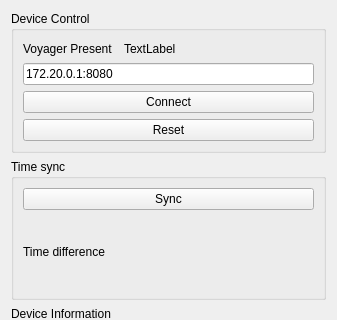
Old version of the form Debugger/Components/Controls.ui in the repository Microflown-Technologies/DAQ-Driver; both pictures show x 0 to 337 and y 0 to 320 of the 337 by 795 pixel window.
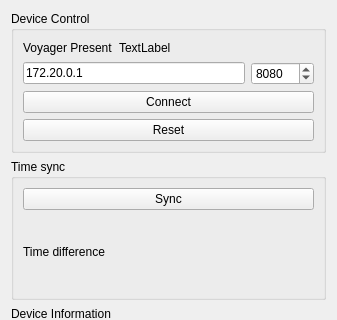
New version of the form.

The edit to the form file:
```diff
--- a/Debugger/Components/Controls.ui
+++ b/Debugger/Components/Controls.ui
@@ -280,6 +280,13 @@
         </property>
        </widget>
       </item>
+      <item row="1" column="0" colspan="3">
+       <widget class="QLineEdit" name="txt_hostname">
+        <property name="text">
+         <string>172.20.0.1</string>
+        </property>
+       </widget>
+      </item>
       <item row="0" column="1" colspan="2">
        <widget class="QLabel" name="lbl_present">
         <property name="text">
@@ -287,7 +294,17 @@
         </property>
        </widget>
       </item>
-      <item row="2" column="0" colspan="3">
+      <item row="1" column="3">
+       <widget class="QSpinBox" name="spn_port">
+        <property name="maximum">
+         <number>65535</number>
+        </property>
+        <property name="value">
+         <number>8080</number>
+        </property>
+       </widget>
+      </item>
+      <item row="2" column="0" colspan="4">
        <widget class="QPushButton" name="btn_connect">
         <property name="text">
          <string>Connect</string>
@@ -297,20 +314,13 @@
         </property>
        </widget>
       </item>
-      <item row="3" column="0" colspan="3">
+      <item row="3" column="0" colspan="4">
        <widget class="QPushButton" name="btn_resetDevice">
         <property name="text">
          <string>Reset</string>
         </property>
        </widget>
       </item>
-      <item row="1" column="0" colspan="3">
-       <widget class="QLineEdit" name="txt_hostname">
-        <property name="text">
-         <string>172.20.0.1:8080</string>
-        </property>
-       </widget>
-      </item>
      </layout>
     </widget>
    </item>
```
